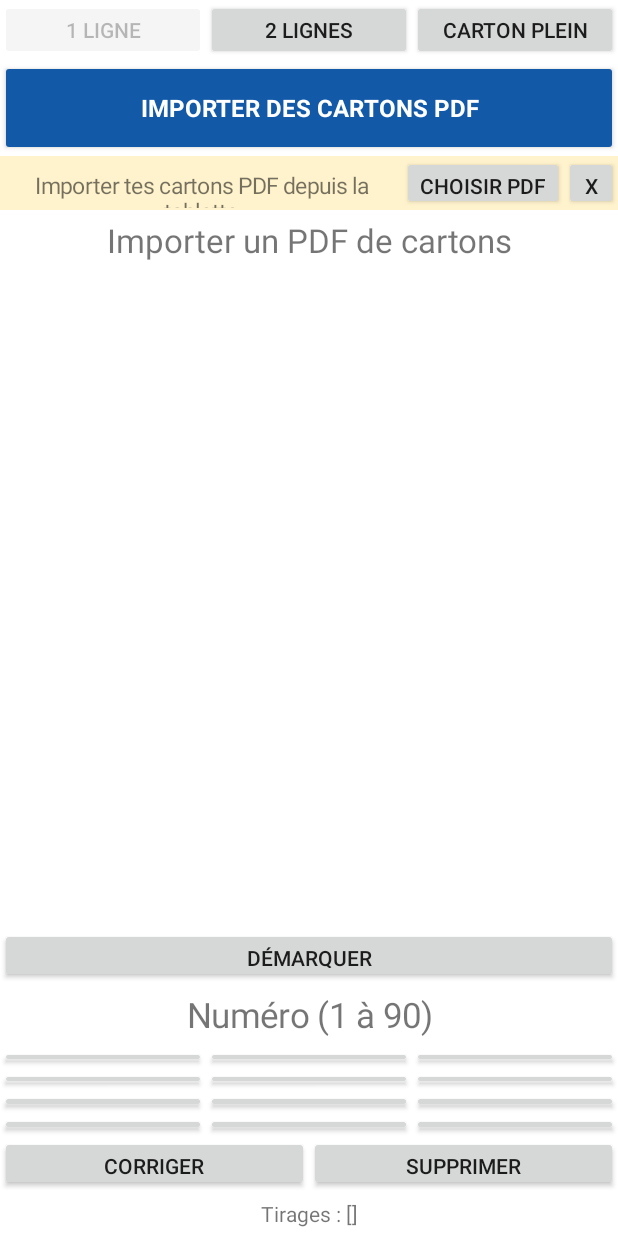
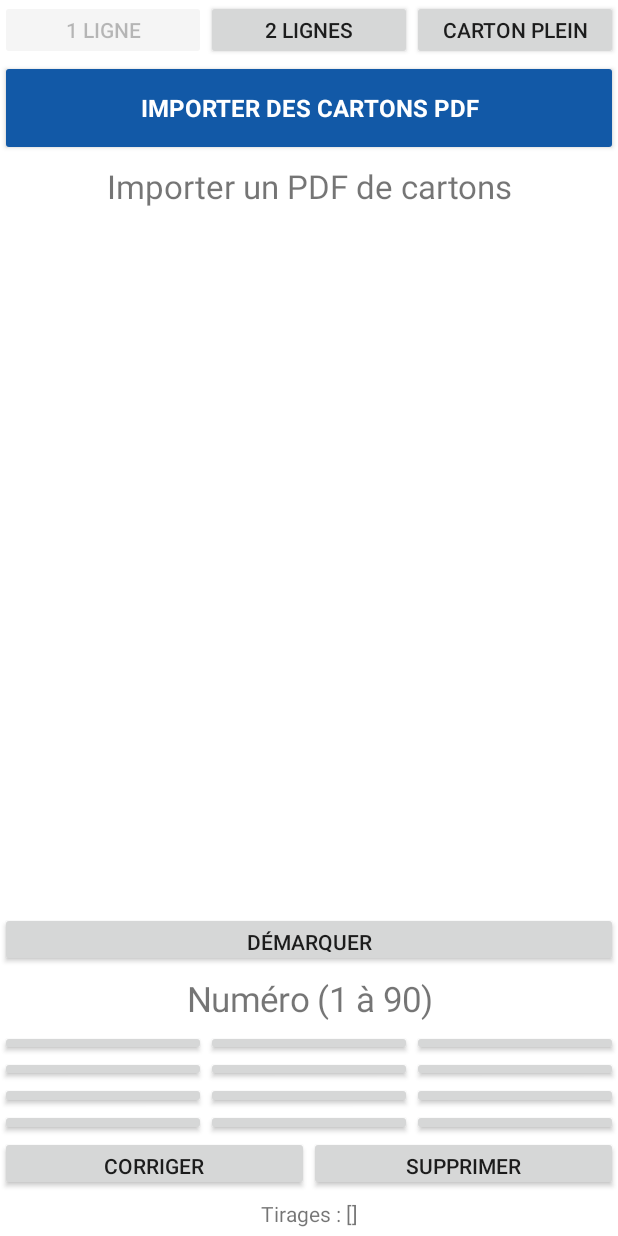
Before and after one commit to Sbxnumerik/Cartonsloto, an Android app: the screen it shows after launch (MainActivity), on a phone screen of 412 x 824 dp. Run offline under Robolectric (Android 15) with nearby library versions, the phone set to English and light mode, and no system bars.

Commit message:
Remove duplicate PDF import banner; retain blue import button

```diff
--- a/app/src/main/java/fr/loto/cartons/MainActivity.java
+++ b/app/src/main/java/fr/loto/cartons/MainActivity.java
@@ -9,7 +9,6 @@ public class MainActivity extends Activity {
  GradientDrawable bg(int color,int stroke){GradientDrawable d=new GradientDrawable();d.setColor(color);d.setStroke(dp(1),stroke);d.setCornerRadius(dp(2));return d;}
  void render(){root=new LinearLayout(this);root.setOrientation(1);root.setBackgroundColor(Color.WHITE);setContentView(root);LinearLayout modes=new LinearLayout(this);root.addView(modes);for(int i=1;i<=3;i++){final int m=i;Button b=button(i==1?"1 LIGNE":i==2?"2 LIGNES":"CARTON PLEIN",()->{game.mode=m;save();render();});b.setEnabled(game.mode!=i);modes.addView(b,new LinearLayout.LayoutParams(0,60,1));}
  Button browse=button("IMPORTER DES CARTONS PDF",()->openPdfPicker());browse.setTextSize(16);browse.setTypeface(null,Typeface.BOLD);browse.setSingleLine(true);browse.setBackgroundTintList(android.content.res.ColorStateList.valueOf(0xff1259a7));browse.setTextColor(Color.WHITE);root.addView(browse,new LinearLayout.LayoutParams(-1,dp(64)));
- if(startupPromptVisible){LinearLayout banner=new LinearLayout(this);banner.setOrientation(0);banner.setBackgroundColor(0xfffff3cd);TextView hint=text("Importer tes cartons PDF depuis la tablette",15);banner.addView(hint,new LinearLayout.LayoutParams(0,54,1));banner.addView(button("CHOISIR PDF",()->openPdfPicker()),new LinearLayout.LayoutParams(-2,54));banner.addView(button("X",()->{startupPromptVisible=false;render();}),new LinearLayout.LayoutParams(54,54));root.addView(banner);}
  boolean wide=getResources().getConfiguration().orientation==2;LinearLayout body=new LinearLayout(this);body.setOrientation(wide?0:1);root.addView(body,new LinearLayout.LayoutParams(-1,0,1));
  ScrollView scroll=new ScrollView(this);cards=new LinearLayout(this);cards.setOrientation(1);scroll.addView(cards);body.addView(scroll,new LinearLayout.LayoutParams(wide?0:-1,wide?-1:0,7));
  entry=new LinearLayout(this);entry.setOrientation(1);body.addView(entry,new LinearLayout.LayoutParams(wide?0:-1,wide?-1:0,3));
```
